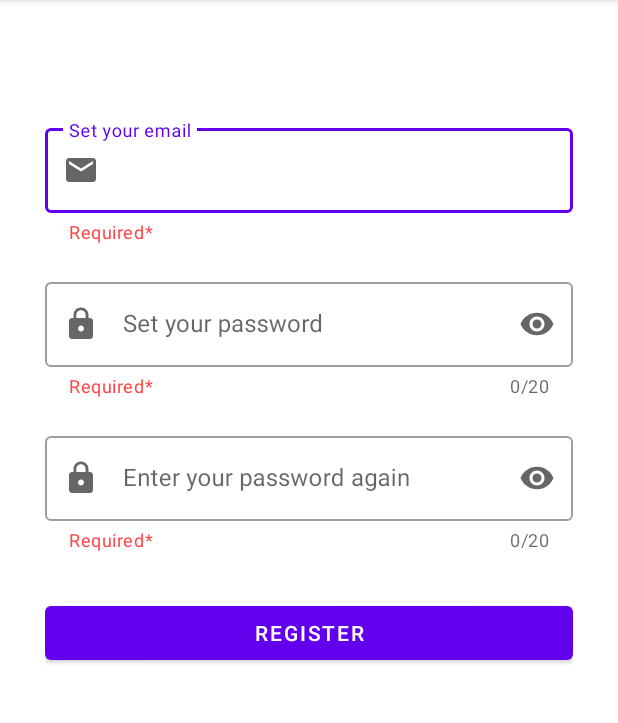
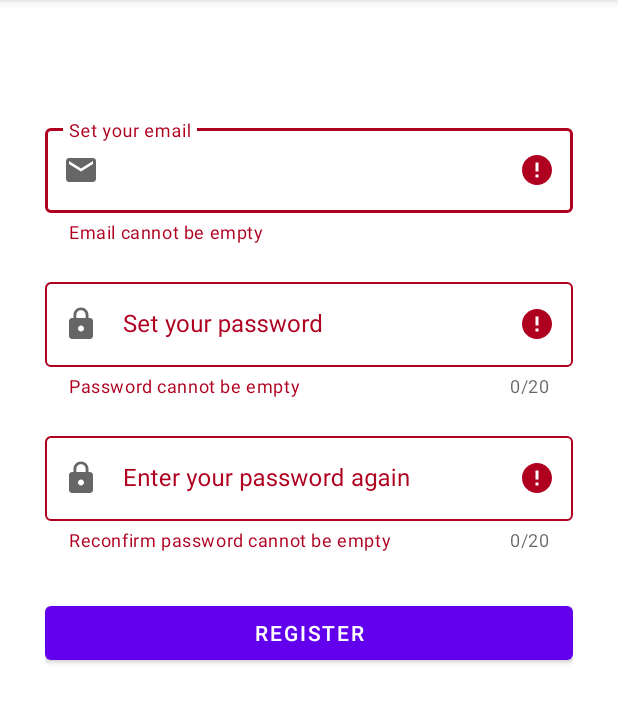
Before and after one commit to Javiier-pzk/MyAndroidApp, an Android app: the RegisterActivity screen opened directly, with no data from a screen before it, after a tap on "REGISTER", on a phone screen of 412 x 824 dp, the part 84-807 px from its top. Run offline under Robolectric (Android 15) with nearby library versions, the phone set to English and light mode, and no system bars; our stand-ins replace Firebase (no records; nobody signed in at launch, a user with empty details on screens opened directly); 1 statement that could not run was skipped.

Commit message:
Add Error validation messages to the Edit Text fields

```diff
--- a/app/src/main/java/com/example/myapplication/login/RegisterActivity.java
+++ b/app/src/main/java/com/example/myapplication/login/RegisterActivity.java
@@ -5,15 +5,12 @@ import androidx.appcompat.app.AppCompatActivity;
 
 import android.content.Intent;
 import android.os.Bundle;
-import android.renderscript.ScriptGroup;
-import android.text.TextUtils;
 import android.widget.Button;
-import android.widget.EditText;
 
 import com.example.myapplication.util.Auth;
 import com.example.myapplication.MainActivity;
 import com.example.myapplication.R;
-import com.example.myapplication.util.Utils;
+import com.google.android.material.textfield.TextInputLayout;
 import com.google.firebase.auth.FirebaseAuth;
 
 import java.util.regex.Matcher;
@@ -21,9 +18,9 @@ import java.util.regex.Pattern;
 
 public class RegisterActivity extends AppCompatActivity implements FirebaseAuth.AuthStateListener {
 
-    private EditText email;
-    private EditText password;
-    private EditText reconfirmPassword;
+    private TextInputLayout email;
+    private TextInputLayout password;
+    private TextInputLayout reconfirmPassword;
     private Button register;
     private boolean flag = true;
 
@@ -32,15 +29,16 @@ public class RegisterActivity extends AppCompatActivity implements FirebaseAuth.
         super.onCreate(savedInstanceState);
         setContentView(R.layout.activity_register);
 
-        email = findViewById(R.id.editTextEmail);
-        password = findViewById(R.id.editTextPassword);
-        reconfirmPassword = findViewById(R.id.editTextReconfirmPassword);
+        email = findViewById(R.id.textInputLayoutEmail);
+        password = findViewById(R.id.textInputLayoutPassword);
+        reconfirmPassword = findViewById(R.id.textInputLayoutReconfirmPassword);
         register = findViewById(R.id.register);
 
         register.setOnClickListener(view -> {
-                String enteredEmail = email.getText().toString();
-                String enteredPassword = password.getText().toString();
-                String enteredReconfirmPassword = reconfirmPassword.getText().toString();
+                //can ignore potential null pointer exception as we have an edit field.
+                String enteredEmail = email.getEditText().getText().toString().trim();
+                String enteredPassword = password.getEditText().getText().toString().trim();
+                String enteredReconfirmPassword = reconfirmPassword.getEditText().getText().toString().trim();
                 validateAndRegister(enteredEmail, enteredPassword, enteredReconfirmPassword);
             });
     }
@@ -70,36 +68,56 @@ public class RegisterActivity extends AppCompatActivity implements FirebaseAuth.
 
     private void validateAndRegister(String enteredEmail, String enteredPassword,
                                      String enteredReconfirmPassword) {
-        if (TextUtils.isEmpty(enteredEmail) ||
-            TextUtils.isEmpty(enteredPassword) ||
-            TextUtils.isEmpty(enteredReconfirmPassword)) {
-            Utils.showShortToast(this, "Email or password is empty!");
-            return;
-        }
-
-        if (!isValidPassword(enteredPassword)) {
-            Utils.showLongToast(this,
-                    "Password must contain 8 - 20 characters and have at least "
-                            + "1 upper case letter, 1 digit and 1 special character");
-            return;
-        }
-
-        if (!enteredReconfirmPassword.equals(enteredPassword)) {
-            Utils.showShortToast(this, "Your passwords do not match");
-            return;
-        }
-
+       if (!isValidEmail(enteredEmail) | !isValidPassword(enteredPassword) |
+               !isValidReconfirmPassword(enteredPassword, enteredReconfirmPassword)) {
+           return;
+       }
         //create user if the above 3 checks pass
         Auth.createNewUser(enteredEmail, enteredPassword, this);
     }
 
-    private boolean isValidPassword(String password) {
+    private boolean isValidPassword(String enteredPassword) {
         Pattern pattern;
         Matcher matcher;
         final String PASSWORD_PATTERN =
                 "^(?=.*[0-9])(?=.*[a-z])(?=.*[A-Z])(?=.*[@#$%^&+=])(?=\\S+$).{8,20}$";
         pattern = Pattern.compile(PASSWORD_PATTERN);
-        matcher = pattern.matcher(password);
-        return matcher.matches();
+        matcher = pattern.matcher(enteredPassword);
+        if (enteredPassword.isEmpty()) {
+            password.setError("Password cannot be empty");
+            return false;
+        } else if (!matcher.matches()) {
+            password.setError("Password must be at least 8 - 20 characters long, "
+                    + "contain no spaces and have at least "
+                    + "1 upper case letter, 1 digit and 1 special character");
+            return false;
+        } else {
+            password.setError(null);
+            return true;
+        }
     }
+
+    private boolean isValidEmail(String enteredEmail) {
+        if (enteredEmail.isEmpty()) {
+            email.setError("Email cannot be empty");
+            return false;
+        } else {
+            email.setError(null);
+            return true;
+        }
+    }
+
+    private boolean isValidReconfirmPassword(String enteredPassword, String enteredReconfirmPassword) {
+        if (enteredReconfirmPassword.isEmpty()) {
+            reconfirmPassword.setError("Reconfirm password cannot be empty");
+            return false;
+        } else if (!enteredPassword.equals(enteredReconfirmPassword)) {
+            reconfirmPassword.setError("Your passwords do not match!");
+            return false;
+        } else {
+            reconfirmPassword.setError(null);
+            return true;
+        }
+    }
+
 }
--- a/app/src/main/res/layout/activity_login.xml
+++ b/app/src/main/res/layout/activity_login.xml
@@ -13,6 +13,7 @@
         android:layout_height="wrap_content"
         android:id="@+id/textInputLayoutEmail"
         android:layout_marginTop="50dp"
+        app:errorEnabled="true"
         app:helperText="Required*"
         app:endIconMode="clear_text"
         app:helperTextTextColor="@android:color/holo_red_light"
@@ -32,6 +33,7 @@
         android:layout_below="@+id/textInputLayoutEmail"
         android:layout_marginTop="20dp"
         android:id="@+id/textInputLayoutPassword"
+        app:errorEnabled="true"
         app:helperText="Required*"
         app:counterEnabled="true"
         app:counterMaxLength="20"
--- a/app/src/main/res/layout/activity_register.xml
+++ b/app/src/main/res/layout/activity_register.xml
@@ -15,6 +15,7 @@
         android:layout_marginTop="50dp"
         app:helperText="Required*"
         app:endIconMode="clear_text"
+        app:errorEnabled="true"
         app:helperTextTextColor="@android:color/holo_red_light"
         app:startIconDrawable="@drawable/ic_email"
         android:hint="@string/setEmail">
@@ -35,6 +36,7 @@
         app:helperText="Required*"
         app:counterEnabled="true"
         app:counterMaxLength="20"
+        app:errorEnabled="true"
         app:endIconMode="password_toggle"
         app:helperTextTextColor="@android:color/holo_red_light"
         app:startIconDrawable="@drawable/ic_lock"
@@ -57,6 +59,7 @@
         android:id="@+id/textInputLayoutReconfirmPassword"
         app:helperText="Required*"
         app:counterEnabled="true"
+        app:errorEnabled="true"
         app:counterMaxLength="20"
         app:endIconMode="password_toggle"
         app:helperTextTextColor="@android:color/holo_red_light"
```
Also changed, not shown: app/src/main/java/com/example/myapplication/login/LoginActivity.java (+30 -11 lines).
